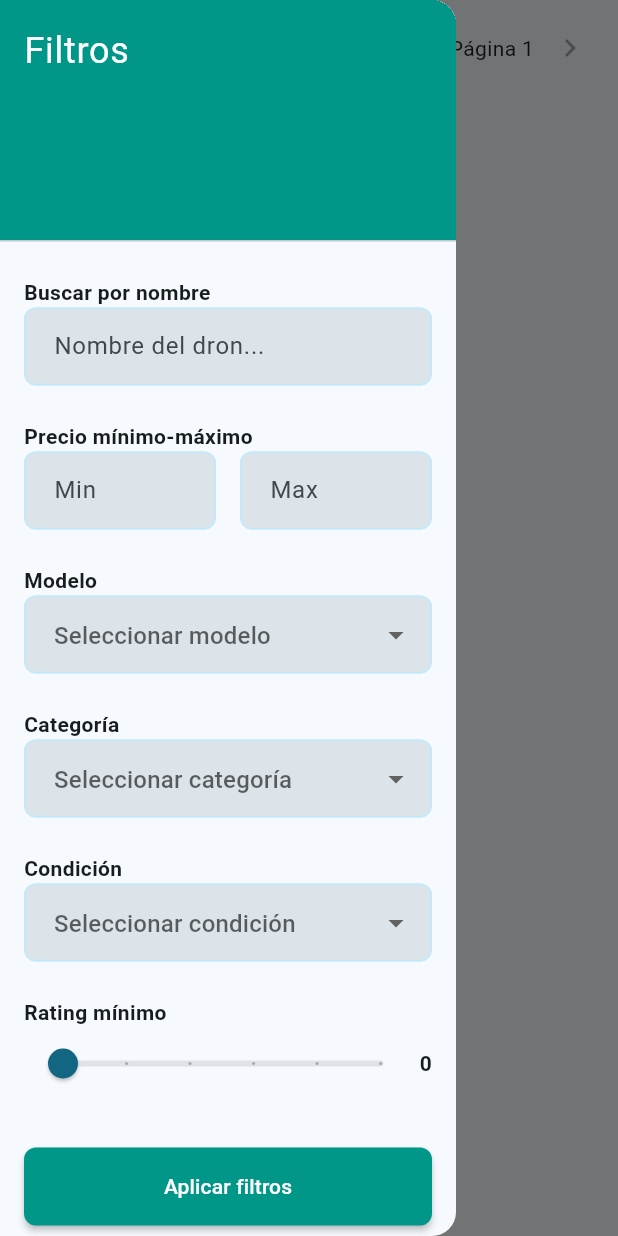
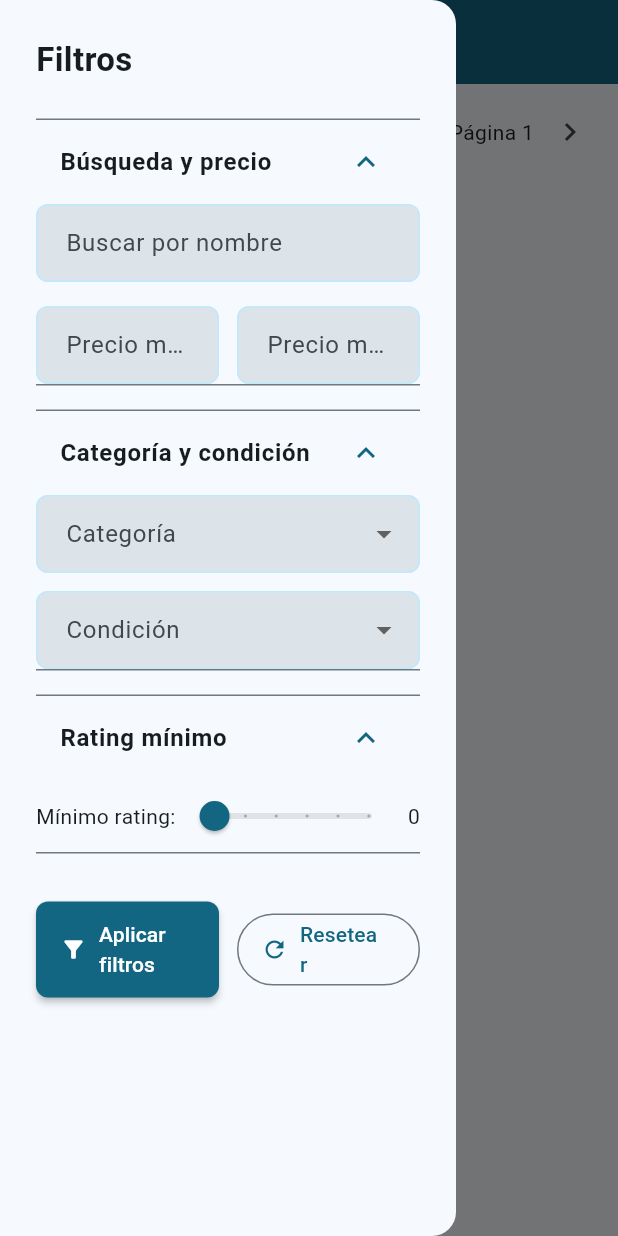
Before and after one commit to annasabater/TFG_Frontend, a Flutter app: the AllTab screen opened directly, with the side drawer open, on a phone screen of 412 x 824 dp. Run offline on Flutter 3.47's test engine with Material 3 defaults, Android fonts, the phone set to English and light mode, and no system bars; our stand-ins replace flutter_dotenv, flutter_map, flutter_secure_storage, geolocator, go_router, image_picker and 6 more; missing offline and left inert: dart:html, flutter_joystick; accounts and stored records are empty; generated files the repository leaves out were written again.

Commit message:
tiendav0.8

```diff
--- a/lib/screens/store/all_tab.dart
+++ b/lib/screens/store/all_tab.dart
@@ -103,11 +103,19 @@ class _AllTabState extends State<AllTab> {
 
   @override
   Widget build(BuildContext context) {
+    final isDesktop = MediaQuery.of(context).size.width > 900;
     return Scaffold(
-      drawer: StoreSidebar(onApply: _applyFilters),
-      body: Column(
+      drawer: isDesktop ? null : Drawer(child: StoreSidebar(onApply: _applyFilters)),
+      body: Row(
         children: [
-          // Barra superior con paginación
+          if (isDesktop)
+            SizedBox(
+              width: 320,
+              child: StoreSidebar(onApply: _applyFilters),
+            ),
+          Expanded(
+            child: Column(
+              children: [
                 Padding(
                   padding: const EdgeInsets.all(8.0),
                   child: Row(
@@ -134,13 +142,11 @@ class _AllTabState extends State<AllTab> {
                       Text('Página $_currentPage'),
                       IconButton(
                         icon: const Icon(Icons.chevron_right),
-                  onPressed: _currentPage < _totalPages ? () => _changePage(_currentPage + 1) : null,
+                        onPressed: () => _changePage(_currentPage + 1),
                       ),
                     ],
                   ),
                 ),
-
-          // Grid de productos
                 Expanded(
                   child: Consumer<DroneProvider>(
                     builder: (_, prov, __) {
@@ -153,7 +159,9 @@ class _AllTabState extends State<AllTab> {
                       if (prov.drones.isEmpty) {
                         return const Center(child: Text('No hay anuncios'));
                       }
-
+                      // Si el backend no devuelve el total de páginas, lo calculamos por la cantidad de resultados
+                      final totalItems = prov.drones.length;
+                      _totalPages = (totalItems / _dronesPerPage).ceil().clamp(1, 999);
                       return RefreshIndicator(
                         onRefresh: () async => prov.loadDrones(),
                         child: GridView.builder(
@@ -180,6 +188,20 @@ class _AllTabState extends State<AllTab> {
                 ),
               ],
             ),
+          ),
+        ],
+      ),
+      appBar: isDesktop
+          ? null
+          : AppBar(
+              title: const Text('Tienda de Drones'),
+              leading: Builder(
+                builder: (context) => IconButton(
+                  icon: const Icon(Icons.menu),
+                  onPressed: () => Scaffold.of(context).openDrawer(),
+                ),
+              ),
+            ),
     );
   }
 }
--- a/lib/widgets/store_sidebar.dart
+++ b/lib/widgets/store_sidebar.dart
@@ -12,17 +12,20 @@ class _StoreSidebarState extends State<StoreSidebar> {
   final _nameController = TextEditingController();
   final _minPriceController = TextEditingController();
   final _maxPriceController = TextEditingController();
-  String? _selectedModel;
   String? _selectedCategory;
   String? _selectedCondition;
   double _minRating = 0;
 
-  @override
-  void dispose() {
-    _nameController.dispose();
-    _minPriceController.dispose();
-    _maxPriceController.dispose();
-    super.dispose();
+  void _resetFilters() {
+    setState(() {
+      _nameController.clear();
+      _minPriceController.clear();
+      _maxPriceController.clear();
+      _selectedCategory = null;
+      _selectedCondition = null;
+      _minRating = 0;
+    });
+    widget.onApply({});
   }
 
   void _applyFilters() {
@@ -30,7 +33,6 @@ class _StoreSidebarState extends State<StoreSidebar> {
       'name': _nameController.text,
       'minPrice': double.tryParse(_minPriceController.text),
       'maxPrice': double.tryParse(_maxPriceController.text),
-      'model': _selectedModel,
       'category': _selectedCategory,
       'condition': _selectedCondition,
       'minRating': _minRating,
@@ -39,140 +41,111 @@ class _StoreSidebarState extends State<StoreSidebar> {
 
   @override
   Widget build(BuildContext context) {
-    return Drawer(
-      child: ListView(
-        padding: EdgeInsets.zero,
+    return ListView(
+      padding: const EdgeInsets.symmetric(horizontal: 24, vertical: 24),
       children: [
-          const DrawerHeader(
-            decoration: BoxDecoration(
-              color: Colors.teal,
-            ),
-            child: Text(
-              'Filtros',
-              style: TextStyle(
-                color: Colors.white,
-                fontSize: 24,
-              ),
-            ),
-          ),
-          Padding(
-            padding: const EdgeInsets.all(16.0),
-            child: Column(
-              crossAxisAlignment: CrossAxisAlignment.start,
+        const Text('Filtros', style: TextStyle(fontWeight: FontWeight.bold, fontSize: 22)),
+        const SizedBox(height: 24),
+        ExpansionTile(
+          initiallyExpanded: true,
+          title: const Text('Búsqueda y precio', style: TextStyle(fontWeight: FontWeight.bold)),
           children: [
-                // Búsqueda por nombre
-                const Text('Buscar por nombre',
-                    style: TextStyle(fontWeight: FontWeight.bold)),
             TextField(
               controller: _nameController,
-                  decoration: const InputDecoration(
-                    hintText: 'Nombre del dron...',
+              decoration: const InputDecoration(labelText: 'Buscar por nombre'),
             ),
-                ),
-                const SizedBox(height: 24),
-
-                // Rango de precio
-                const Text('Precio mínimo-máximo',
-                    style: TextStyle(fontWeight: FontWeight.bold)),
+            const SizedBox(height: 16),
             Row(
               children: [
                 Expanded(
                   child: TextField(
                     controller: _minPriceController,
                     keyboardType: TextInputType.number,
-                        decoration: const InputDecoration(
-                          hintText: 'Min',
+                    decoration: const InputDecoration(labelText: 'Precio mínimo'),
                   ),
                 ),
-                    ),
-                    const SizedBox(width: 16),
+                const SizedBox(width: 12),
                 Expanded(
                   child: TextField(
                     controller: _maxPriceController,
                     keyboardType: TextInputType.number,
-                        decoration: const InputDecoration(
-                          hintText: 'Max',
-                        ),
+                    decoration: const InputDecoration(labelText: 'Precio máximo'),
                   ),
                 ),
               ],
             ),
-                const SizedBox(height: 24),
-
-                // Modelo
-                const Text('Modelo', style: TextStyle(fontWeight: FontWeight.bold)),
-                DropdownButtonFormField<String>(
-                  value: _selectedModel,
-                  decoration: const InputDecoration(hintText: 'Seleccionar modelo'),
-                  items: ['Otro', 'DJI', 'Parrot', 'Autel']
-                      .map((e) => DropdownMenuItem(value: e, child: Text(e)))
-                      .toList(),
-                  onChanged: (v) => setState(() => _selectedModel = v),
+          ],
         ),
-                const SizedBox(height: 24),
-
-                // Categoría
-                const Text('Categoría', style: TextStyle(fontWeight: FontWeight.bold)),
+        const SizedBox(height: 16),
+        ExpansionTile(
+          initiallyExpanded: true,
+          title: const Text('Categoría y condición', style: TextStyle(fontWeight: FontWeight.bold)),
+          children: [
             DropdownButtonFormField<String>(
               value: _selectedCategory,
-                  decoration: const InputDecoration(hintText: 'Seleccionar categoría'),
-                  items: ['Juguete', 'Fotografía', 'Carreras', 'Otro']
-                      .map((e) => DropdownMenuItem(value: e, child: Text(e)))
+              items: ['venta', 'alquiler']
+                  .map((e) => DropdownMenuItem(value: e, child: Text(e[0].toUpperCase() + e.substring(1))))
                   .toList(),
               onChanged: (v) => setState(() => _selectedCategory = v),
+              decoration: const InputDecoration(labelText: 'Categoría'),
             ),
-                const SizedBox(height: 24),
-
-                // Condición
-                const Text('Condición', style: TextStyle(fontWeight: FontWeight.bold)),
+            const SizedBox(height: 12),
             DropdownButtonFormField<String>(
               value: _selectedCondition,
-                  decoration: const InputDecoration(hintText: 'Seleccionar condición'),
-                  items: ['Nuevo', 'Como nuevo', 'Usado']
-                      .map((e) => DropdownMenuItem(value: e, child: Text(e)))
+              items: ['nuevo', 'usado']
+                  .map((e) => DropdownMenuItem(value: e, child: Text(e[0].toUpperCase() + e.substring(1))))
                   .toList(),
               onChanged: (v) => setState(() => _selectedCondition = v),
+              decoration: const InputDecoration(labelText: 'Condición'),
             ),
-                const SizedBox(height: 24),
-
-                // Rating mínimo
-                const Text('Rating mínimo', style: TextStyle(fontWeight: FontWeight.bold)),
+          ],
+        ),
+        const SizedBox(height: 16),
+        ExpansionTile(
+          initiallyExpanded: true,
+          title: const Text('Rating mínimo', style: TextStyle(fontWeight: FontWeight.bold)),
+          children: [
             Row(
               children: [
+                const Text('Mínimo rating:'),
                 Expanded(
                   child: Slider(
                     value: _minRating,
                     min: 0,
                     max: 5,
                     divisions: 5,
-                        label: _minRating.round().toString(),
+                    label: _minRating.toStringAsFixed(0),
                     onChanged: (v) => setState(() => _minRating = v),
                   ),
                 ),
-                    Text(_minRating.round().toString(),
-                        style: const TextStyle(fontWeight: FontWeight.bold)),
+                Text(_minRating.toStringAsFixed(0)),
+              ],
+            ),
           ],
         ),
         const SizedBox(height: 32),
-
-                // Botón aplicar filtros
-                SizedBox(
-                  width: double.infinity,
-                  child: ElevatedButton(
+        Row(
+          children: [
+            Expanded(
+              child: ElevatedButton.icon(
+                icon: const Icon(Icons.filter_alt),
+                label: const Text('Aplicar filtros'),
                 onPressed: _applyFilters,
-                    style: ElevatedButton.styleFrom(
-                      backgroundColor: Colors.teal,
-                      foregroundColor: Colors.white,
-                      padding: const EdgeInsets.symmetric(vertical: 16),
+                style: ElevatedButton.styleFrom(minimumSize: const Size.fromHeight(48)),
               ),
-                    child: const Text('Aplicar filtros'),
+            ),
+            const SizedBox(width: 12),
+            Expanded(
+              child: OutlinedButton.icon(
+                icon: const Icon(Icons.refresh),
+                label: const Text('Resetear'),
+                onPressed: _resetFilters,
+                style: OutlinedButton.styleFrom(minimumSize: const Size.fromHeight(48)),
               ),
             ),
           ],
         ),
-          ),
       ],
-      ),
     );
   }
 }
```
Lines whose indentation alone changed are shown as unchanged.
